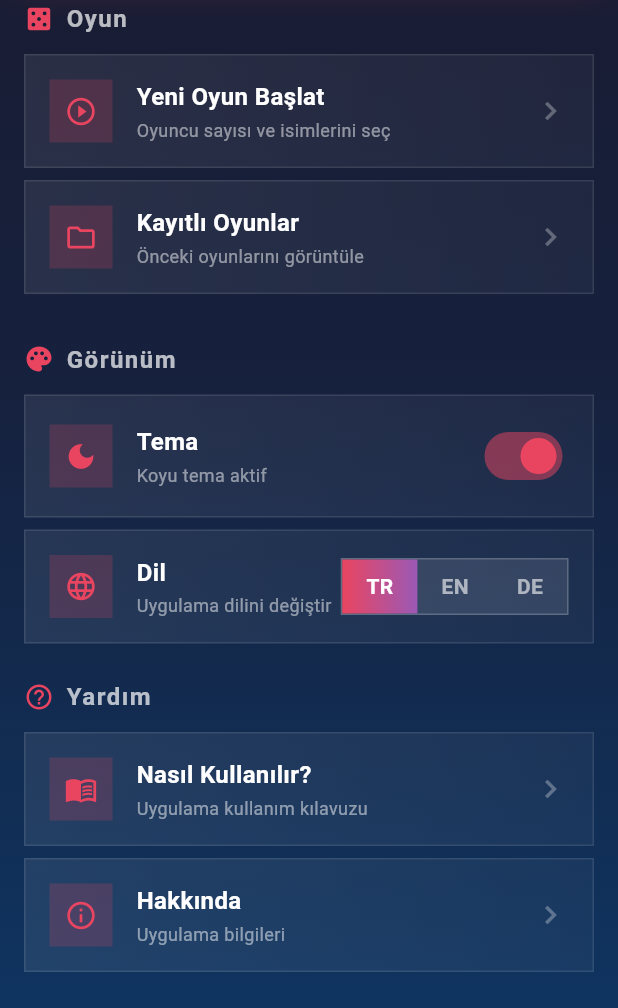
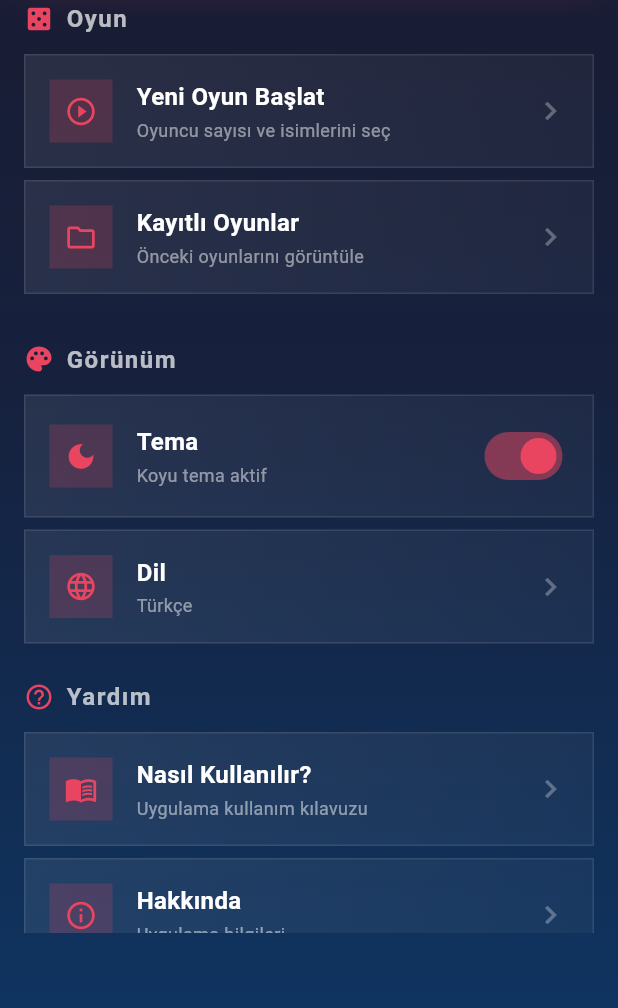
Before and after one commit to bulutsoft-dev/Zar, a Flutter app: the SettingsScreen screen opened directly, scrolled down 146 dp, on a phone screen of 412 x 824 dp, the part 228-1236 px from its top. Run offline on Flutter 3.47's test engine with Material 3 defaults, Android fonts, the phone set to English and light mode, and no system bars; our stand-ins replace google_mobile_ads, shared_preferences; accounts and stored records are empty; generated files the repository leaves out were written again; network calls fail.

Commit message:
Update menu language selector to support all 6 languages and add banner ad
Co-authored-by: Furk4nBulut <93736726+Furk4nBulut@users.noreply.github.com>

```diff
--- a/lib/screens/settings_screen.dart
+++ b/lib/screens/settings_screen.dart
@@ -7,6 +7,8 @@ import '../providers/language_provider.dart';
 import '../services/ad_service.dart';
 import '../utils/app_colors.dart';
 import '../widgets/app_dialog.dart';
+import '../widgets/language_selection_dialog.dart';
+import '../widgets/banner_ad_widget.dart';
 import 'saved_sessions_screen.dart';
 import 'how_to_use_screen.dart';
 import 'package:zar/l10n/app_localizations.dart';
@@ -132,10 +134,15 @@ class SettingsScreen extends StatelessWidget {
                         isDark: isDark,
                         onTap: () => _showAboutDialog(context, isDark),
                       ),
+
+                      const SizedBox(height: 16),
                     ],
                   ),
                 ),
               ),
+
+              // Banner Ad
+              const BannerAdWidget(),
             ],
           ),
         ),
@@ -491,7 +498,15 @@ class SettingsScreen extends StatelessWidget {
   Widget _buildLanguageSelector(BuildContext context, LanguageProvider languageProvider, bool isDark) {
     final l10n = AppLocalizations.of(context)!;
 
-    return Container(
+    return InkWell(
+      onTap: () {
+        HapticFeedback.selectionClick();
+        showDialog(
+          context: context,
+          builder: (context) => const LanguageSelectionDialog(),
+        );
+      },
+      child: Container(
         padding: const EdgeInsets.all(16),
         decoration: BoxDecoration(
           gradient: LinearGradient(
@@ -541,7 +556,7 @@ class SettingsScreen extends StatelessWidget {
                   ),
                   const SizedBox(height: 2),
                   Text(
-                  l10n.languageDesc,
+                    languageProvider.currentLanguageName,
                     style: TextStyle(
                       fontSize: 12,
                       color: isDark
@@ -552,85 +567,13 @@ class SettingsScreen extends StatelessWidget {
                 ],
               ),
             ),
-          // Language toggle buttons
-          Container(
-            decoration: BoxDecoration(
+            Icon(
+              Icons.chevron_right,
               color: isDark
-                  ? Colors.white.withOpacity(0.1)
-                  : Colors.black.withOpacity(0.1),
-              border: Border.all(
-                color: isDark
-                    ? Colors.white.withOpacity(0.2)
-                    : Colors.black.withOpacity(0.2),
-              ),
-            ),
-            child: Row(
-              mainAxisSize: MainAxisSize.min,
-              children: [
-                _buildLanguageButton(
-                  text: 'TR',
-                  isSelected: languageProvider.isTurkish,
-                  onTap: () {
-                    HapticFeedback.selectionClick();
-                    languageProvider.setLanguage('tr');
-                  },
-                  isDark: isDark,
-                ),
-                _buildLanguageButton(
-                  text: 'EN',
-                  isSelected: languageProvider.isEnglish,
-                  onTap: () {
-                    HapticFeedback.selectionClick();
-                    languageProvider.setLanguage('en');
-                  },
-                  isDark: isDark,
-                ),
-                _buildLanguageButton(
-                  text: 'DE',
-                  isSelected: languageProvider.isGerman,
-                  onTap: () {
-                    HapticFeedback.selectionClick();
-                    languageProvider.setLanguage('de');
-                  },
-                  isDark: isDark,
+                  ? Colors.white.withOpacity(0.3)
+                  : AppColors.textDark.withOpacity(0.3),
             ),
           ],
-            ),
-          ),
-        ],
-      ),
-    );
-  }
-
-  Widget _buildLanguageButton({
-    required String text,
-    required bool isSelected,
-    required VoidCallback onTap,
-    required bool isDark,
-  }) {
-    return GestureDetector(
-      onTap: onTap,
-      child: Container(
-        padding: const EdgeInsets.symmetric(horizontal: 16, vertical: 8),
-        decoration: BoxDecoration(
-          gradient: isSelected
-              ? const LinearGradient(
-                  colors: [AppColors.highlightColor, AppColors.neonPurple],
-                )
-              : null,
-          color: isSelected ? null : Colors.transparent,
-        ),
-        child: Text(
-          text,
-          style: TextStyle(
-            fontSize: 14,
-            fontWeight: FontWeight.bold,
-            color: isSelected
-                ? Colors.white
-                : isDark
-                    ? Colors.white.withOpacity(0.6)
-                    : AppColors.textDark.withOpacity(0.6),
-          ),
         ),
       ),
     );
```
Lines whose indentation alone changed are shown as unchanged.
